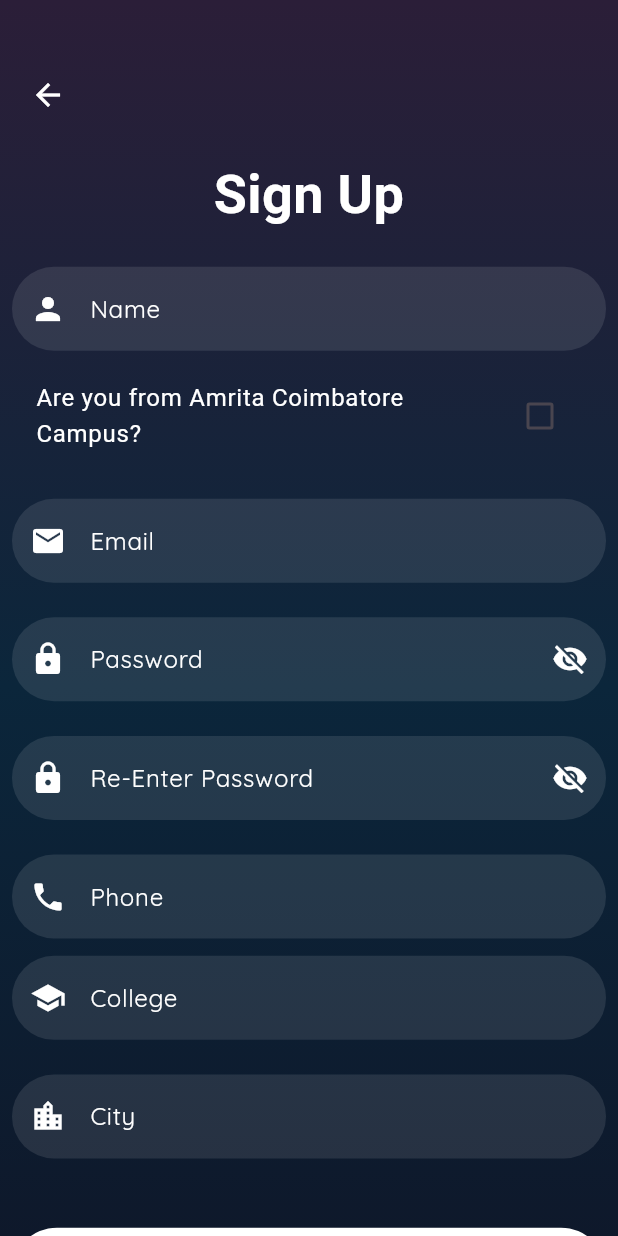
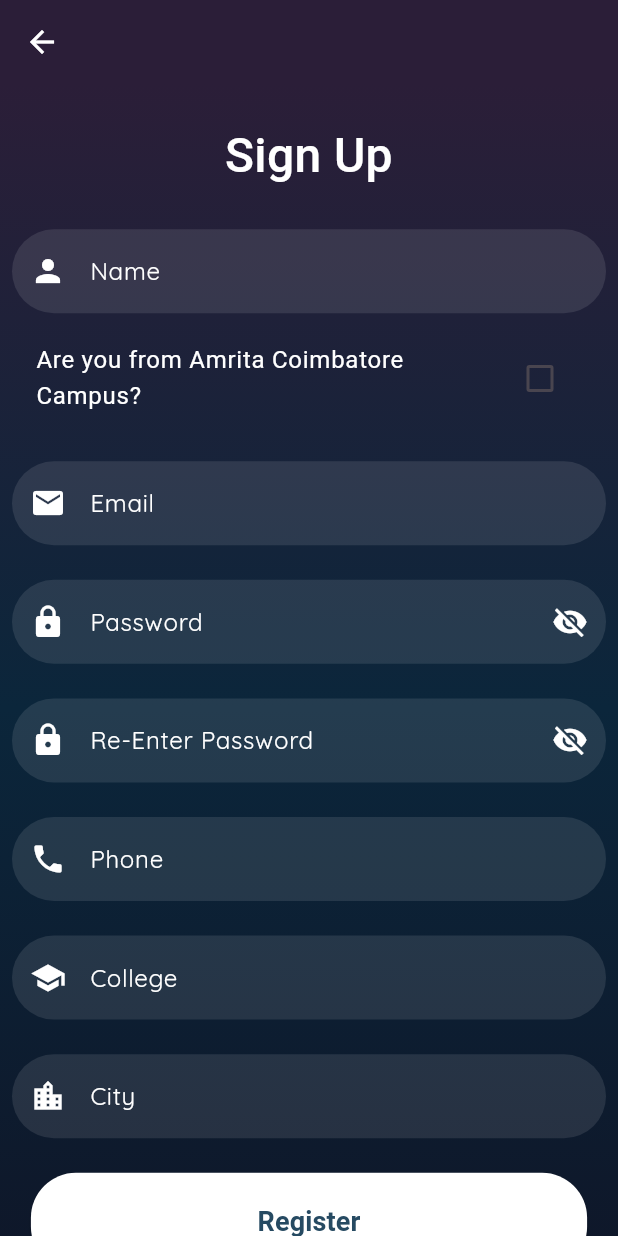
Before and after one commit to FirefoxSRV/Anokha_2024, a Flutter app: the RegisterPage screen opened directly, on a phone screen of 412 x 824 dp. Run offline on Flutter 3.47's test engine with Material 3 defaults, Android fonts, the phone set to English and light mode, and no system bars; our stand-ins replace dio, flutter_markdown, fluttertoast, google_fonts, google_nav_bar, lottie and 4 more; accounts and stored records are empty; Roboto replaces fonts that are missing (AbrilFatface, Habibi).

```diff
--- a/lib/Screens/Auth/register_page.dart
+++ b/lib/Screens/Auth/register_page.dart
@@ -3,11 +3,13 @@ import 'dart:convert';
 import 'package:anokha/Screens/Auth/otp_page.dart';
 import 'package:anokha/constants.dart';
 import 'package:anokha/utils/helper/helper_function.dart';
+import 'package:anokha/utils/loading_component.dart';
 import 'package:anokha/utils/toast_message.dart';
 import 'package:crypto/crypto.dart';
 import 'package:dio/dio.dart';
 import 'package:flutter/foundation.dart';
 import 'package:flutter/material.dart';
+import 'package:flutter/services.dart';
 import 'package:google_fonts/google_fonts.dart';
 
 class RegisterPage extends StatefulWidget {
@@ -29,11 +31,11 @@ class _RegisterPageState extends State<RegisterPage>
   final TextEditingController _phoneController = TextEditingController();
   final TextEditingController _collegeController = TextEditingController();
   final TextEditingController _cityController = TextEditingController();
-  bool _isLoading = false;
+  bool isLoading = false;
   bool _confirmPasswordVisible = false;
   bool _passwordVisible = false;
   late AnimationController _animationController;
-  late Animation<double> _scaleAnimation;
+  late Animation<double> scaleAnimation;
   bool _isPasswordMatch = true;
 
   @override
@@ -41,7 +43,7 @@ class _RegisterPageState extends State<RegisterPage>
     super.initState();
     _animationController = AnimationController(
         vsync: this, duration: const Duration(milliseconds: 200));
-    _scaleAnimation = Tween<double>(begin: 0.75, end: 1).animate(
+    scaleAnimation = Tween<double>(begin: 0.75, end: 1).animate(
         CurvedAnimation(parent: _animationController, curve: Curves.linear));
     _animationController.forward();
   }
@@ -67,16 +69,21 @@ class _RegisterPageState extends State<RegisterPage>
     return LayoutBuilder(builder: (context, constraints) {
       double maxHeight = constraints.maxHeight;
       return Scaffold(
-        body: _isLoading
-            ? Center(
-                child: CircularProgressIndicator(
-                    color: Theme.of(context).colorScheme.primary))
-            : ScaleTransition(
-                scale: _scaleAnimation,
-                child: CustomScrollView(
-                  slivers: [
-                    SliverFillRemaining(
-                      hasScrollBody: false,
+        appBar: AppBar(
+          backgroundColor: const Color.fromRGBO(43, 30, 56, 1),
+          forceMaterialTransparency: false,
+          systemOverlayStyle: SystemUiOverlayStyle.light,
+          leading: IconButton(
+            icon: const Icon(
+              Icons.arrow_back,
+              color: Colors.white,
+            ),
+            onPressed: () {
+              Navigator.pop(context);
+            },
+          ),
+        ),
+        body: SingleChildScrollView(
           child: Container(
             decoration: const BoxDecoration(
               gradient: LinearGradient(
@@ -89,42 +96,26 @@ class _RegisterPageState extends State<RegisterPage>
                 ],
               ),
             ),
-                        child: Padding(
+            child: isLoading == true ? const LoadingComponent() : Padding(
               padding: const EdgeInsets.all(8.0),
               child: Form(
                 key: formKey,
                 child: Column(
                   mainAxisAlignment: MainAxisAlignment.center,
-                              crossAxisAlignment: CrossAxisAlignment.stretch,
-                              children: <Widget>[
-                                SizedBox(height: maxHeight * 0.038),
-                                Row(
-                                  mainAxisAlignment: MainAxisAlignment.start,
+                  crossAxisAlignment: CrossAxisAlignment.center,
                   children: [
-                                    IconButton(
-                                      icon: const Icon(
-                                        Icons.arrow_back,
+                    SizedBox(height: maxHeight * 0.02),
+                    Text(
+                      "Sign Up",
+                      style: GoogleFonts.habibi(
+                        textStyle: const TextStyle(
+                            fontSize: 32,
                             color: Colors.white,
-                                      ),
-                                      onPressed: () {
-                                        Navigator.pop(context);
-                                      },
-                                    )
-                                  ],
-                                ),
-                                const Spacer(flex: 2),
-                                SizedBox(height: maxHeight * 0.02),
-                                const Text(
-                                  "Sign Up",
-                                  style: TextStyle(
-                                    fontFamily: 'AbrilFatface',
-                                    color: Colors.white,
-                                    fontSize: 36,
-                                    fontWeight: FontWeight.bold,
+                            fontWeight: FontWeight.w500),
                       ),
                       textAlign: TextAlign.center,
                     ),
-                                SizedBox(height: maxHeight * 0.028),
+                    SizedBox(height: maxHeight * 0.032),
                     customTextField(
                       false,
                       'Enter your name',
@@ -154,8 +145,7 @@ class _RegisterPageState extends State<RegisterPage>
                             _collegeController.text =
                                 "Amrita Vishwa Vidyapeetham";
                             _cityController.text = "Coimbatore";
-                                        _emailController.text +=
-                                            "@cb.students.amrita.edu";
+                            _emailController.text += "@cb.students.amrita.edu";
                           } else {
                             _emailController.clear();
                             _cityController.clear();
@@ -179,18 +169,27 @@ class _RegisterPageState extends State<RegisterPage>
                           return "Please enter a valid email";
                         }
 
+                        const pattern =
+                            r"(?:[a-z0-9!#$%&'*+/=?^_`{|}~-]+(?:\.[a-z0-9!#$%&'"
+                            r'*+/=?^_`{|}~-]+)*|"(?:[\x01-\x08\x0b\x0c\x0e-\x1f\x21\x23-\x5b\x5d-'
+                            r'\x7f]|\\[\x01-\x09\x0b\x0c\x0e-\x7f])*")@(?:(?:[a-z0-9](?:[a-z0-9-]*'
+                            r'[a-z0-9])?\.)+[a-z0-9](?:[a-z0-9-]*[a-z0-9])?|\[(?:(?:(2(5[0-5]|[0-4]'
+                            r'[0-9])|1[0-9][0-9]|[1-9]?[0-9]))\.){3}(?:(2(5[0-5]|[0-4][0-9])|1[0-9]'
+                            r'[0-9]|[1-9]?[0-9])|[a-z0-9-]*[a-z0-9]:(?:[\x01-\x08\x0b\x0c\x0e-\x1f\'
+                            r'x21-\x5a\x53-\x7f]|\\[\x01-\x09\x0b\x0c\x0e-\x7f])+)\])';
+                        final regex = RegExp(pattern);
+
                         if (_isFromCampus) {
-                                      return val.endsWith(
-                                              "@cb.students.amrita.edu")
-                                          ? null
+                          return val.endsWith("@cb.students.amrita.edu")
+                              ? (!regex.hasMatch(val)
+                                  ? 'Enter a valid email address'
+                                  : null)
                               : "Please enter college email ID";
                         }
 
-                                    return RegExp(
-                                                r"^[a-zA-Z0-9.a-zA-Z0-9.!#$%&'*+-/=?^_`{|}~]+@[a-zA-Z0-9]+\.[a-zA-Z]+")
-                                            .hasMatch(val)
-                                        ? null
-                                        : "Please enter a valid email";
+                        return !regex.hasMatch(val)
+                            ? 'Enter a valid email address'
+                            : null;
                       },
                     ),
                     SizedBox(height: maxHeight * 0.028),
@@ -217,15 +216,13 @@ class _RegisterPageState extends State<RegisterPage>
                       style: const TextStyle(color: Colors.white),
                       decoration: InputDecoration(
                         focusedBorder: const OutlineInputBorder(
-                                        borderSide:
-                                            BorderSide(color: Colors.white),
-                                        borderRadius: BorderRadius.all(
-                                            Radius.circular(30))),
+                            borderSide: BorderSide(color: Colors.white),
+                            borderRadius:
+                                BorderRadius.all(Radius.circular(30))),
                         labelText: "Re-Enter Password",
                         hintStyle: GoogleFonts.quicksand(
                             color: Colors.white.withOpacity(0.5)),
-                                    labelStyle: GoogleFonts.quicksand(
-                                        color: Colors.white),
+                        labelStyle: GoogleFonts.quicksand(color: Colors.white),
                         hintText: "Confirm Password",
                         filled: true,
                         fillColor: Colors.white.withOpacity(0.1),
@@ -233,8 +230,7 @@ class _RegisterPageState extends State<RegisterPage>
                           borderRadius: BorderRadius.circular(30),
                           borderSide: BorderSide.none,
                         ),
-                                    prefixIcon: const Icon(Icons.lock,
-                                        color: Colors.white),
+                        prefixIcon: const Icon(Icons.lock, color: Colors.white),
                         suffixIcon: IconButton(
                           icon: Icon(
                             _confirmPasswordVisible
@@ -253,8 +249,7 @@ class _RegisterPageState extends State<RegisterPage>
                       ),
                       onChanged: (val) {
                         setState(() {
-                                      _isPasswordMatch =
-                                          val == _passwordController.text;
+                          _isPasswordMatch = val == _passwordController.text;
                         });
                       },
                     ),
@@ -267,14 +262,18 @@ class _RegisterPageState extends State<RegisterPage>
                       _phoneController,
                       TextInputType.phone,
                       (val) {
-                                    if (val!.length != 10) {
+                        if (val == null || val.isEmpty) {
+                          return "Please enter your mobile Number";
+                        }
+
+                        if (val.length != 10) {
+                          return "Mobile Number should be 10 digits.";
+                        }
+
                         return null;
-                                    } else {
-                                      return "Phone Number should be of 10 digits";
-                                    }
                       },
                     ),
-                                SizedBox(height: maxHeight * 0.014),
+                    SizedBox(height: maxHeight * 0.028),
                     customTextField(
                       false,
                       'Enter your college name',
@@ -309,30 +308,29 @@ class _RegisterPageState extends State<RegisterPage>
                       enabled: !_isFromCampus,
                     ),
                     SizedBox(height: maxHeight * 0.028),
-                                if (!_isPasswordMatch)
+                    if (!_isPasswordMatch) ...[
                       Text(
                         "Passwords do not match",
-                                    style:
-                                        GoogleFonts.poppins(color: Colors.red),
+                        style: GoogleFonts.poppins(color: Colors.red),
                       ),
+                    ],
                     SizedBox(
-                                  height: maxHeight * 0.028,
-                                ),
-                                ElevatedButton(
+                      width: MediaQuery.of(context).size.width * 0.9,
+                      child: ElevatedButton(
                         onPressed: () {
                           if (formKey.currentState!.validate()) {
                             register();
                           }
                         },
                         style: ElevatedButton.styleFrom(
-                                    foregroundColor:
-                                        Theme.of(context).primaryColor,
+                          foregroundColor: Theme.of(context).primaryColor,
                           backgroundColor: Colors.white,
                           shape: RoundedRectangleBorder(
                             borderRadius: BorderRadius.circular(30),
                           ),
                           padding: const EdgeInsets.symmetric(
-                                        vertical: 20),
+                            vertical: 20,
+                          ),
                         ),
                         child: const Text(
                           "Register",
@@ -342,17 +340,14 @@ class _RegisterPageState extends State<RegisterPage>
                               color: Color(0xFF264A62)),
                         ),
                       ),
+                    ),
                     const SizedBox(
                       height: 32,
                     ),
-                                const Spacer(flex: 3),
                   ],
                 ),
               ),
             ),
-                      ),
-                    ),
-                  ],
           ),
         ),
       );
@@ -417,7 +412,7 @@ class _RegisterPageState extends State<RegisterPage>
 
     try {
       setState(() {
-        _isLoading = true;
+        isLoading = true;
       });
 
       // login API call
@@ -478,7 +473,7 @@ class _RegisterPageState extends State<RegisterPage>
           "Something went wrong. We're looking into it. Please try again later.");
     } finally {
       setState(() {
-        _isLoading = false;
+        isLoading = false;
       });
     }
   }
--- a/lib/utils/loading_component.dart
+++ b/lib/utils/loading_component.dart
@@ -11,7 +11,9 @@ class LoadingComponent extends StatelessWidget {
       child: Column(
         mainAxisAlignment: MainAxisAlignment.center,
         children: [
-          CircularProgressIndicator(),
+          CircularProgressIndicator(
+            color: Colors.white,
+          ),
         ],
       ),
     );
```
Also changed, not shown: lib/Screens/Auth/forgot_page.dart (+20 -16 lines), lib/Screens/Auth/login_page.dart (+68 -51 lines), lib/Screens/Payments/payment_screen.dart (+18 -14 lines). Lines whose indentation alone changed are shown as unchanged.
